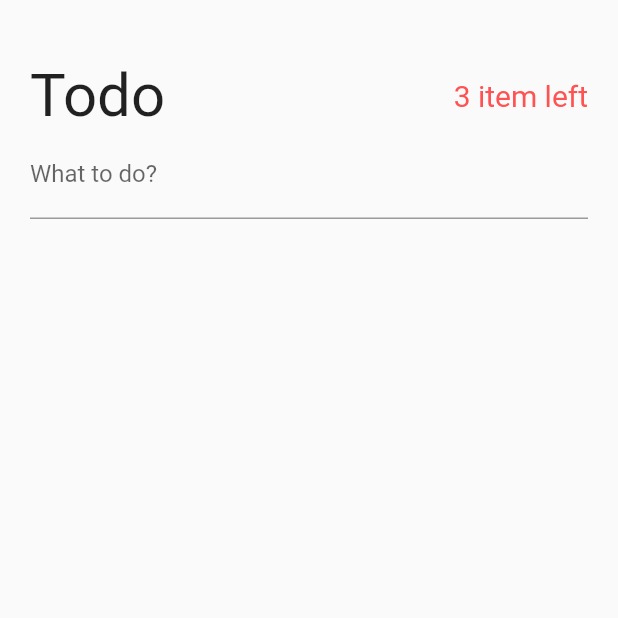
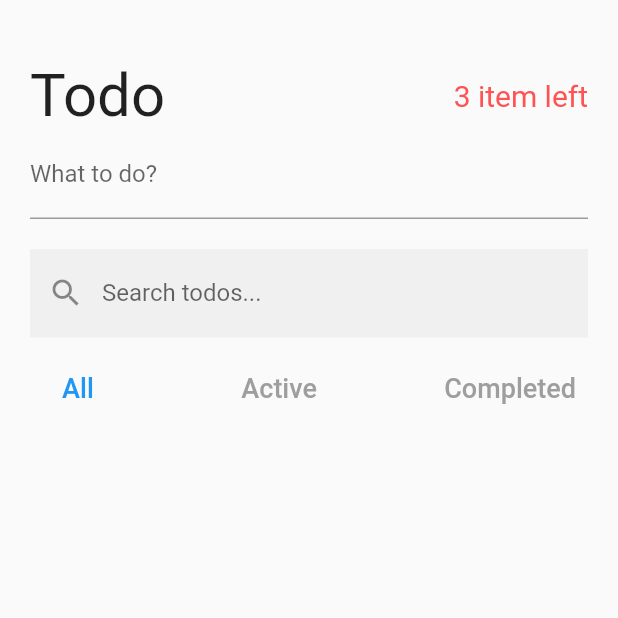
Before and after one commit to hlee748/todo_cubit, a Flutter app: the screen it shows after launch, on a phone screen of 412 x 824 dp, the top half of it. Run offline on Flutter 3.47's test engine with Material 2 defaults, Android fonts, the phone set to English and light mode, and no system bars; our stand-ins replace bloc, equatable, flutter_bloc.

Commit message:
ui - search and filter todo widget

```diff
--- /dev/null
+++ b/lib/pages/search_and_filter_todo.dart
@@ -0,0 +1,60 @@
+import 'package:flutter/material.dart';
+import 'package:flutter_bloc/flutter_bloc.dart';
+import 'package:todo_cubit/cubits/cubits.dart';
+import 'package:todo_cubit/cubits/todo_search/todo_search_cubit.dart';
+
+import '../models/todo_model.dart';
+
+class SearchAndFilterTodo extends StatelessWidget {
+  const SearchAndFilterTodo({Key? key}) : super(key: key);
+
+  @override
+  Widget build(BuildContext context) {
+    return Column(
+      children: [
+        TextField(
+          decoration: InputDecoration(
+            labelText: 'Search todos...',
+            border: InputBorder.none,
+            filled: true,
+            prefixIcon: Icon(Icons.search),
+          ),
+          onChanged: (String? newSearchTerm){
+            if (newSearchTerm != null) {
+              context.read<TodoSearchCubit>().setSearchTerm(newSearchTerm);
+            }
+          },
+        ),
+        SizedBox(height: 10.0,),
+        Row(mainAxisAlignment: MainAxisAlignment.spaceBetween,
+        children: [
+          filterButton(context, Filter.all),
+          filterButton(context, Filter.active),
+          filterButton(context, Filter.completed),
+        ],)
+      ],
+    );
+  }
+
+  Widget filterButton(BuildContext context, Filter filter){
+    return TextButton(
+      onPressed: (){
+        context.read<TodoFilterCubit>().changeFilter(filter);
+      },
+    child: Text(
+      filter == Filter.all
+          ? 'All'
+          : filter == Filter.active
+            ? 'Active'
+            : 'Completed',
+      style: TextStyle(fontSize: 18.0,
+          color: textColor(context, filter)),
+    ),
+    );
+  }
+
+  Color textColor(BuildContext context, Filter filter) {
+    final currentFilter = context.watch<TodoFilterCubit>().state.filter;
+    return currentFilter == filter ? Colors.blue : Colors.grey;
+  }
+}
--- a/lib/pages/todos_page.dart
+++ b/lib/pages/todos_page.dart
@@ -2,6 +2,7 @@ import 'package:flutter/material.dart';
 import 'package:flutter_bloc/flutter_bloc.dart';
 import 'package:todo_cubit/cubits/active_todo_count/active_todo_count_cubit.dart';
 import 'create_todo.dart';
+import 'search_and_filter_todo.dart';
 import 'todo_header.dart';
 
 class TodosPage extends StatelessWidget {
@@ -21,6 +22,8 @@ class TodosPage extends StatelessWidget {
               children: [
                 TodoHeader(),
                 CreateTodo(),
+                SizedBox(height: 20.0),
+                SearchAndFilterTodo()
               ],
             ),
           ),
```
